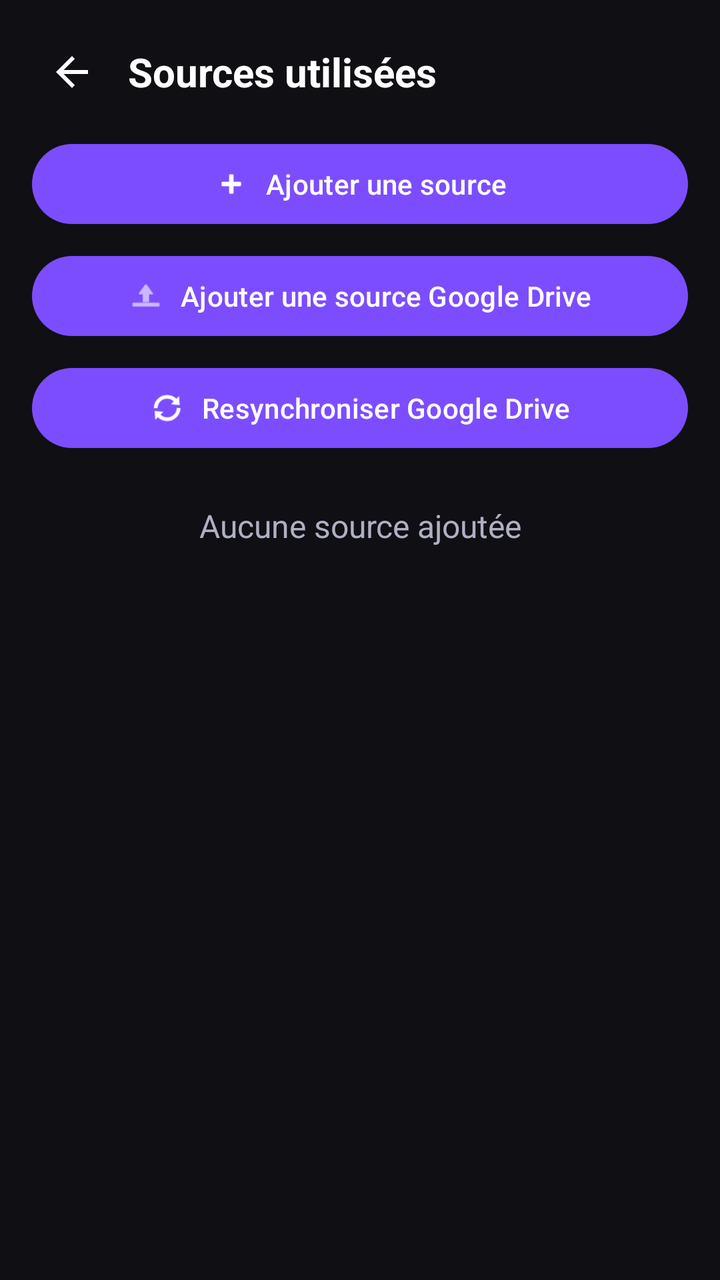
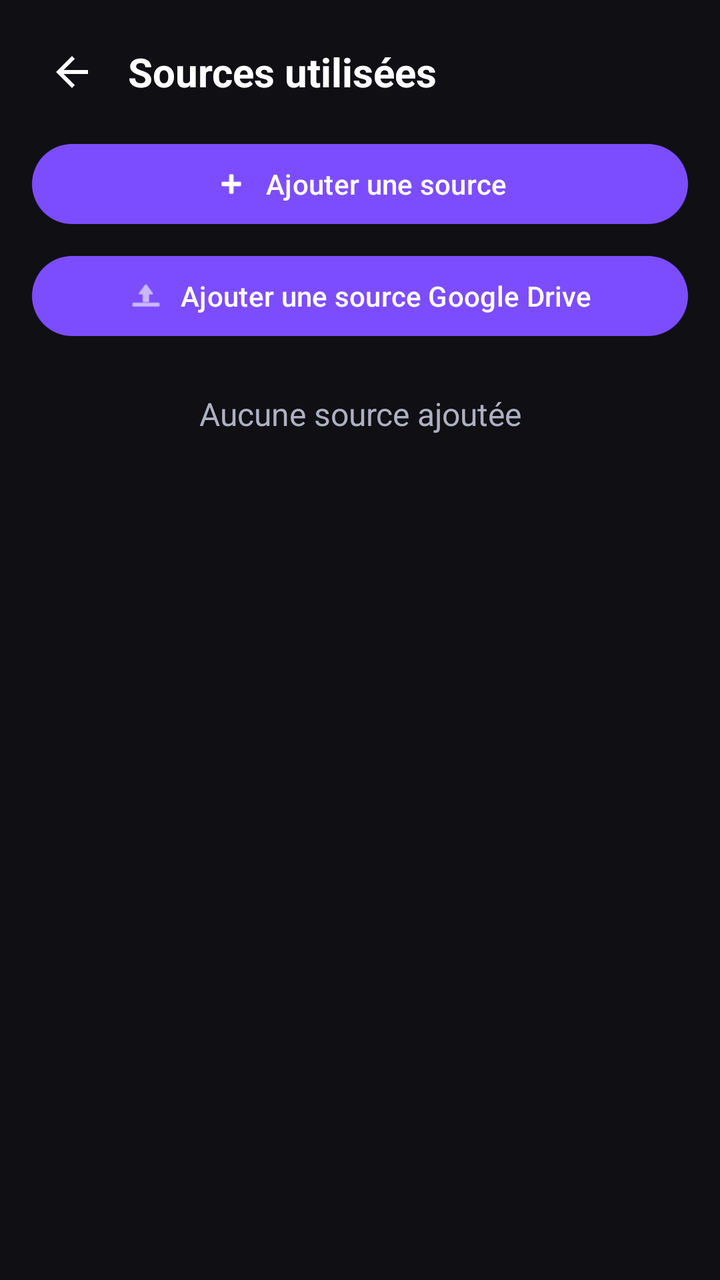

Before-and-after screenshots of an Android layout around one commit, followed by the original layout XML and the change that was made.
<!-- AndroidManifest.xml: application theme Theme.Melodie -->
<!-- res/layout/fragment_folders.xml -->
<?xml version="1.0" encoding="utf-8"?>
<LinearLayout xmlns:android="http://schemas.android.com/apk/res/android"
    xmlns:app="http://schemas.android.com/apk/res-auto"
    android:layout_width="match_parent"
    android:layout_height="match_parent"
    android:orientation="vertical"
    android:background="@color/bg_dark"
    android:padding="16dp">

    <LinearLayout
        android:layout_width="match_parent"
        android:layout_height="wrap_content"
        android:layout_marginBottom="12dp"
        android:gravity="center_vertical"
        android:orientation="horizontal">

        <ImageButton
            android:id="@+id/btn_back"
            android:layout_width="40dp"
            android:layout_height="40dp"
            android:layout_marginEnd="8dp"
            android:background="?attr/selectableItemBackgroundBorderless"
            android:contentDescription="@string/player_back"
            android:src="@drawable/ic_back" />

        <TextView
            android:layout_width="wrap_content"
            android:layout_height="wrap_content"
            android:text="@string/folders_title"
            android:textColor="@color/text_primary"
            android:textSize="20sp"
            android:textStyle="bold" />
    </LinearLayout>

    <com.google.android.material.button.MaterialButton
        android:id="@+id/btn_add_source"
        android:layout_width="match_parent"
        android:layout_height="wrap_content"
        android:text="@string/folders_add_source"
        app:icon="@android:drawable/ic_input_add"
        app:iconGravity="textStart"
        app:iconPadding="8dp" />

    <com.google.android.material.button.MaterialButton
        android:id="@+id/btn_add_drive_source"
        android:layout_width="match_parent"
        android:layout_height="wrap_content"
        android:layout_marginTop="8dp"
        android:text="@string/folders_add_drive_source"
        app:icon="@android:drawable/ic_menu_upload"
        app:iconGravity="textStart"
        app:iconPadding="8dp" />

    <com.google.android.material.button.MaterialButton
        android:id="@+id/btn_resync_drive"
        android:layout_width="match_parent"
        android:layout_height="wrap_content"
        android:layout_marginTop="8dp"
        android:text="@string/folders_resync_drive"
        app:icon="@android:drawable/ic_popup_sync"
        app:iconGravity="textStart"
        app:iconPadding="8dp" />

    <TextView
        android:id="@+id/folders_empty"
        android:layout_width="match_parent"
        android:layout_height="wrap_content"
        android:layout_marginTop="24dp"
        android:gravity="center"
        android:textColor="@color/text_secondary"
        android:textSize="16sp"
        android:text="@string/folders_empty" />

    <androidx.recyclerview.widget.RecyclerView
        android:id="@+id/folders_recycler"
        android:layout_width="match_parent"
        android:layout_height="0dp"
        android:layout_marginTop="16dp"
        android:layout_weight="1" />

</LinearLayout>
<!-- resources referenced by this layout -->
<resources>
  <color name="bg_dark">#0F0F14</color>
  <color name="text_primary">#FFFFFF</color>
  <color name="text_secondary">#B0B0C3</color>
  <!-- drawable ic_back (drawable) -->
  <vector xmlns:android="http://schemas.android.com/apk/res/android"
      android:width="24dp" android:height="24dp"
      android:viewportWidth="24" android:viewportHeight="24"
      android:tint="?attr/colorOnSurface">
      <path android:fillColor="@android:color/white" android:pathData="M20,11H7.83l5.59,-5.59L12,4l-8,8 8,8 1.41,-1.41L7.83,13H20v-2z" />
  </vector>
  <string name="folders_add_drive_source">Ajouter une source Google Drive</string>
  <string name="folders_add_source">Ajouter une source</string>
  <string name="folders_empty">Aucune source ajoutée</string>
  <string name="folders_resync_drive">Resynchroniser Google Drive</string>
  <string name="folders_title">Sources utilisées</string>
  <string name="player_back">Retour</string>
  <style name="Theme.Melodie" parent="Theme.Material3.Dark.NoActionBar">
          <item name="colorPrimary">@color/melodie_purple</item>
          <item name="colorOnPrimary">@color/white</item>
          <item name="colorSecondary">@color/audio_cyan</item>
          <item name="colorOnSecondary">@color/black</item>
          <item name="colorTertiary">@color/energy_green</item>
          <item name="colorOnTertiary">@color/black</item>
  
          <item name="android:colorBackground">@color/bg_dark</item>
          <item name="colorSurface">@color/surface</item>
          <item name="colorSurfaceVariant">@color/surface_variant</item>
          <item name="colorOnBackground">@color/text_primary</item>
          <item name="colorOnSurface">@color/text_primary</item>
          <item name="colorOnSurfaceVariant">@color/text_secondary</item>
  
          <item name="android:statusBarColor">@color/bg_dark</item>
          <item name="android:navigationBarColor">@color/bg_dark</item>
          <item name="android:windowLightStatusBar">false</item>
      </style>
  <color name="melodie_purple">#7C4DFF</color>
  <color name="white">#FFFFFFFF</color>
  <color name="audio_cyan">#00D4FF</color>
  <color name="black">#FF000000</color>
  <color name="energy_green">#00E5A8</color>
  <color name="surface">#1A1A22</color>
  <color name="surface_variant">#232333</color>
</resources>

<!-- the commit's change to res/layout/fragment_folders.xml (unified diff, before → after) -->
@@ -51,15 +51,6 @@
         app:iconGravity="textStart"
         app:iconPadding="8dp" />
 
-    <com.google.android.material.button.MaterialButton
-        android:id="@+id/btn_resync_drive"
-        android:layout_width="match_parent"
-        android:layout_height="wrap_content"
-        android:layout_marginTop="8dp"
-        android:text="@string/folders_resync_drive"
-        app:icon="@android:drawable/ic_popup_sync"
-        app:iconGravity="textStart"
-        app:iconPadding="8dp" />
 
     <TextView
         android:id="@+id/folders_empty"
<!-- resource entries referenced after the edit -->
@@ -13,7 +13,6 @@
   <string name="folders_add_drive_source">Ajouter une source Google Drive</string>
   <string name="folders_add_source">Ajouter une source</string>
   <string name="folders_empty">Aucune source ajoutée</string>
-  <string name="folders_resync_drive">Resynchroniser Google Drive</string>
   <string name="folders_title">Sources utilisées</string>
   <string name="player_back">Retour</string>
   <style name="Theme.Melodie" parent="Theme.Material3.Dark.NoActionBar">
